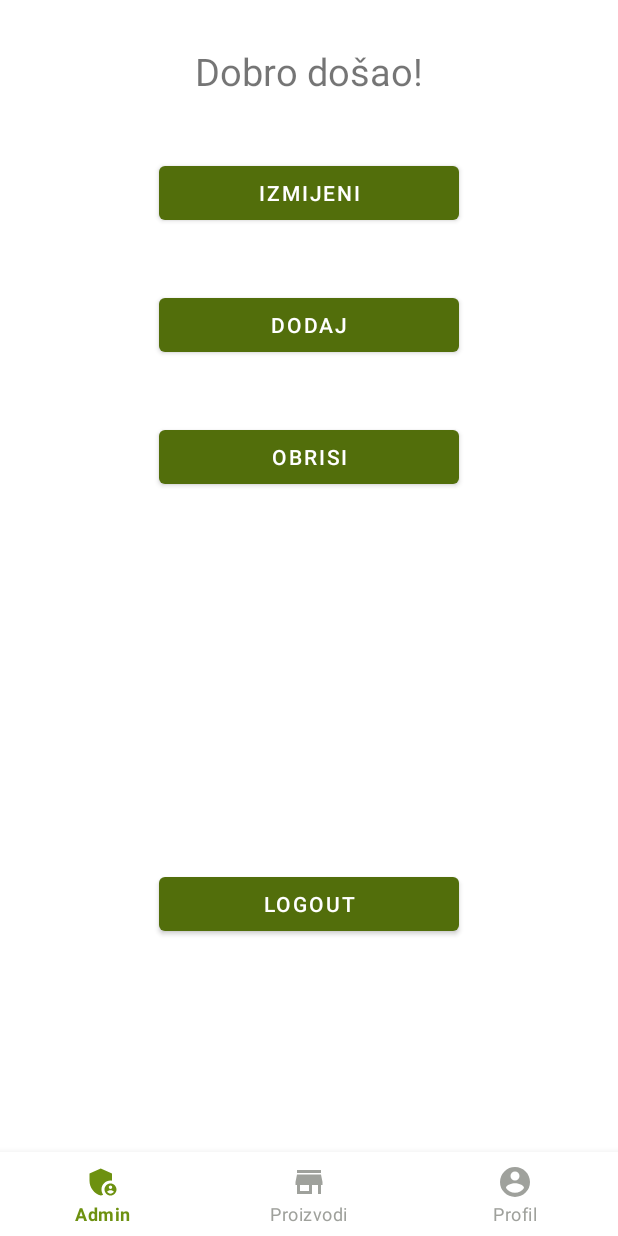
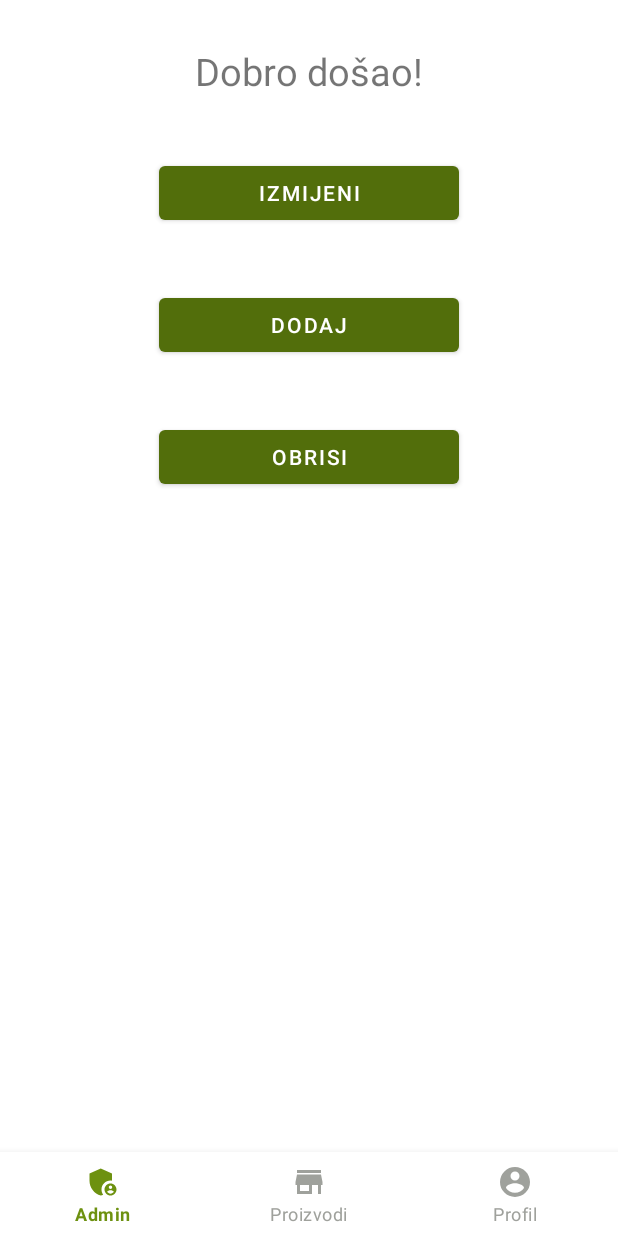
Before and after one commit to imranspahic/NRS-projekat, an Android app: the FragmentOpcijeAdmin screen opened directly, with no data from a screen before it, on a phone screen of 412 x 824 dp. Run offline under Robolectric (Android 15) with nearby library versions, the phone set to English and light mode, and no system bars; our stand-ins replace Firebase (no records; nobody signed in at launch, a user with empty details on screens opened directly).

Commit message:
testiranje logouta korisnika

```diff
--- a/app/src/main/java/ba/etf/nrsprojekat/MainActivity.kt
+++ b/app/src/main/java/ba/etf/nrsprojekat/MainActivity.kt
@@ -34,12 +34,9 @@ class MainActivity : AppCompatActivity() {
 
 
     private var emailPattern = Pattern.compile("[a-zA-Z0-9._%+-]+@[a-z0-9.-]+\\.[a-zA-Z]{2,4}")
-
-
     override fun onCreate(savedInstanceState: Bundle?) {
         super.onCreate(savedInstanceState)
         setContentView(R.layout.activity_main)
-
         emailField = findViewById(R.id.emailField)
         passwordField = findViewById(R.id.passwordField)
         confirmPasswordField = findViewById(R.id.confirmPasswordField)
--- a/app/src/main/java/ba/etf/nrsprojekat/view/FragmentAdmin.kt
+++ b/app/src/main/java/ba/etf/nrsprojekat/view/FragmentAdmin.kt
@@ -25,6 +25,7 @@ class FragmentAdmin : Fragment(R.layout.fragment_admin), KorisnikAdapter.OnItemC
 
     override fun onViewCreated(view: View, savedInstanceState: Bundle?) {
         super.onViewCreated(view, savedInstanceState)
+
         recyclerView =  view.findViewById(R.id.recyclerLista)
         emailTekst = view.findViewById(R.id.emailTekst)
         lozinkaTekst = view.findViewById(R.id.lozinkaTekst)
@@ -59,6 +60,7 @@ class FragmentAdmin : Fragment(R.layout.fragment_admin), KorisnikAdapter.OnItemC
             .get()
             .addOnSuccessListener { result ->
                 for (document in result) {
+                    if(document.data["isAdmin"].toString().toBoolean() == false)
                     lista.add(Korisnik(
                         document.data["id"].toString(),
                         document.data["email"].toString(),
--- a/app/src/main/res/layout/fragment_admin_opcije.xml
+++ b/app/src/main/res/layout/fragment_admin_opcije.xml
@@ -47,13 +47,4 @@
         android:text="OBRISI"
         />
 
-    <Button
-        android:id="@+id/btnOpcijaLogOut"
-        android:layout_width="wrap_content"
-        android:layout_height="wrap_content"
-        android:layout_gravity="center"
-        android:layout_marginTop="250dp"
-        android:width="200dp"
-        android:text="Logout" />
-
 </LinearLayout>
```
